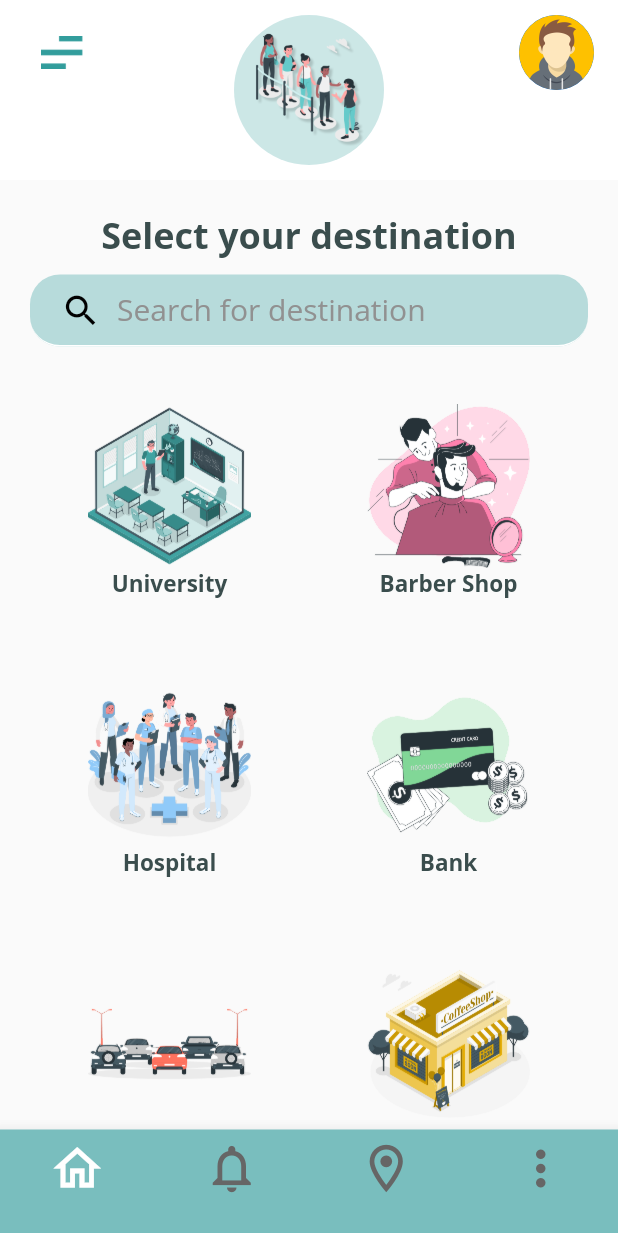
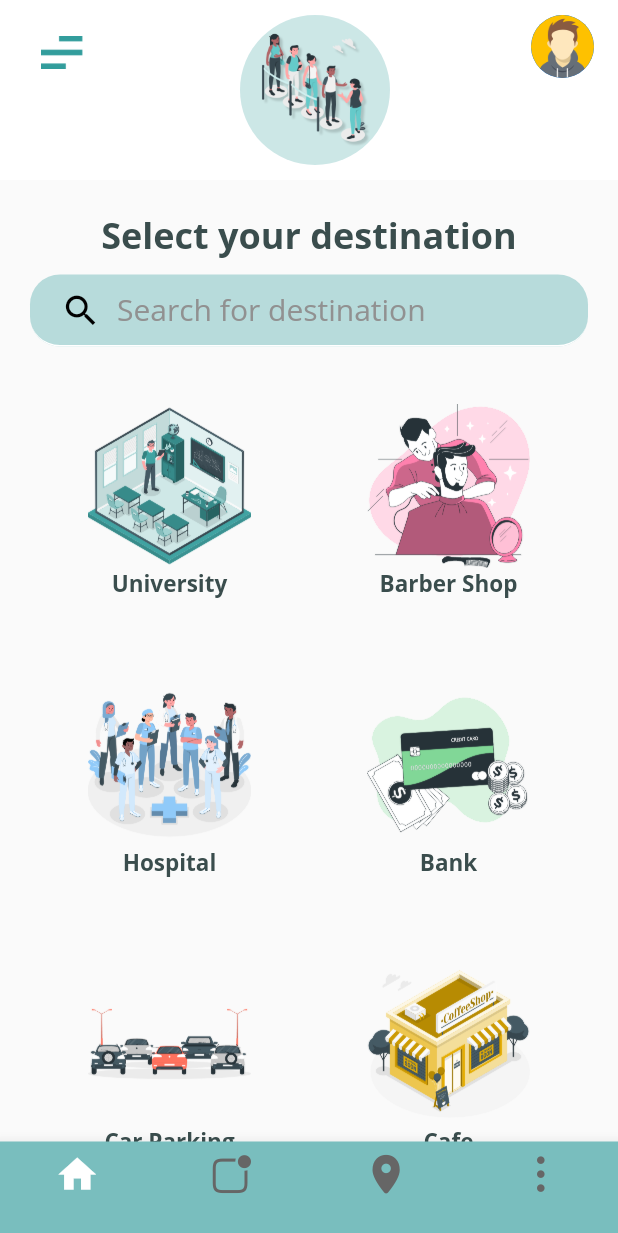
Before and after one commit to ahmeednasr/QueueyApp, a Flutter app: the NavBar screen opened directly, on a phone screen of 412 x 824 dp. Shown: the top 1233 px of the screen. Run offline on Flutter 3.47's test engine with Material 2 defaults, Android fonts, the phone set to English and light mode, and no system bars; our stand-ins replace flutter_rating_bar, flutter_swiper, image_picker.

Commit message:
su 9/5 || nasr

```diff
--- a/lib/Custom_Widget/MyAppBar.dart
+++ b/lib/Custom_Widget/MyAppBar.dart
@@ -80,7 +80,7 @@ class MyAppBar extends AppBar {
                     Navigator.of(context).push(_profileRoute());
                   },
                   child: CircleAvatar(
-                      radius: 25.0,
+                      radius: 21.0,
                       backgroundImage: profileView.imageFunction() == null
                           ? AssetImage('assets/images/MyAppBar/profile.png')
                           : FileImage(File(profileView.imageFunction().path))),
--- a/lib/Custom_Widget/NavigationBar.dart
+++ b/lib/Custom_Widget/NavigationBar.dart
@@ -1,3 +1,4 @@
+import 'package:flutter/cupertino.dart';
 import 'package:flutter/material.dart';
 import 'package:queuey/2%20-Algaraiehy/12-home.dart';
 import 'package:queuey/2%20-Algaraiehy/26%20more%20option.dart';
@@ -44,8 +45,8 @@ class _NavBarState extends State<NavBar> {
               BottomNavigationBarItem(
                 //index = 0
                 icon: Icon(
-                  Icons.home_outlined,
-                  size: 38,
+                  Icons.home,
+                  size: 30,
                 ),
                 // ignore: deprecated_member_use
                 title: Text(
@@ -56,8 +57,8 @@ class _NavBarState extends State<NavBar> {
               BottomNavigationBarItem(
                   //index = 1
                   icon: Icon(
-                    Icons.notifications_none,
-                    size: 38,
+                    CupertinoIcons.app_badge,
+                    size: 30,
                   ),
                   // ignore: deprecated_member_use
                   title: Text(
@@ -67,8 +68,8 @@ class _NavBarState extends State<NavBar> {
               BottomNavigationBarItem(
                   //index = 2
                   icon: Icon(
-                    Icons.location_on_outlined,
-                    size: 38,
+                    CupertinoIcons.location_solid,
+                    size: 30,
                   ),
                   // ignore: deprecated_member_use
                   title: Text(
@@ -78,8 +79,8 @@ class _NavBarState extends State<NavBar> {
               BottomNavigationBarItem(
                   //index = 3
                   icon: Icon(
-                    Icons.more_vert,
-                    size: 38,
+                    CupertinoIcons.ellipsis_vertical,
+                    size: 30,
                   ),
                   // ignore: deprecated_member_use
                   title: Text(
```
